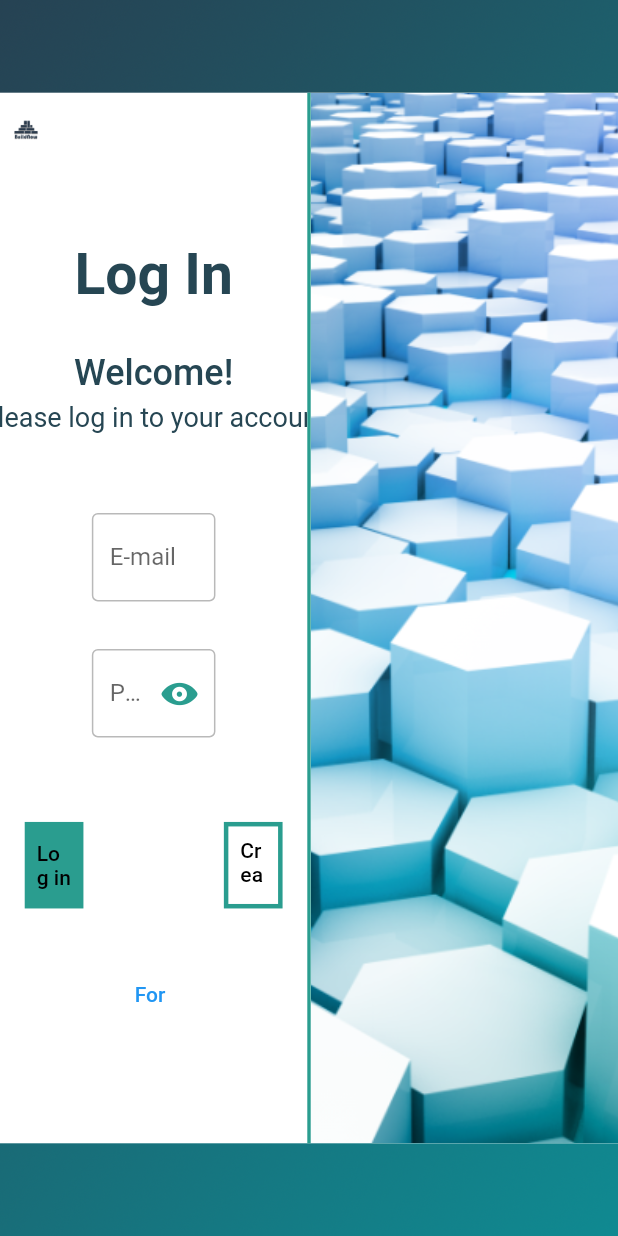
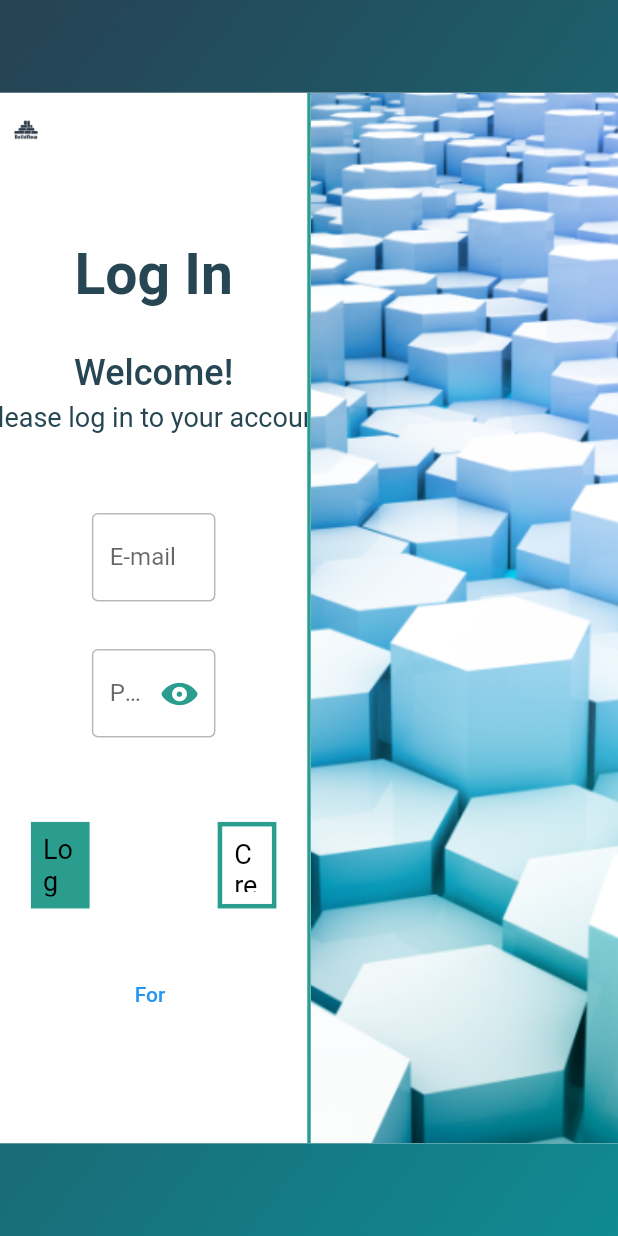
Before and after one commit to tudorkalisch/DpIT, a Flutter app: the screen it shows after launch, on a phone screen of 412 x 824 dp. Run offline on Flutter 3.47's test engine with Material 2 defaults, Android fonts, the phone set to English and light mode, and no system bars; our stand-ins replace email_validator.

Commit message:
Modified buttond design
Modified fontSize of text in logIn and Create account button and made smaller the distance between them

```diff
--- a/lib/loginpage/loginpage_form.dart
+++ b/lib/loginpage/loginpage_form.dart
@@ -179,18 +179,21 @@ class _MyWidgetState extends State<LoginPageForm> {
                 )),
             Positioned(
                 bottom: widget.screenHeight * 0.19,
-                left: widget.screenWidth * 0.04,
+                left: widget.screenWidth * 0.05,
                 child: Container(
                     width: widget.screenWidth * 0.095,
                     height: widget.screenHeight * 0.07,
                     color: Color(Constants.gradientBaseGreen),
                     child: TextButton(
-                        style: TextButton.styleFrom(primary: Colors.black),
+                        style: TextButton.styleFrom(
+                            primary: Colors.black,
+                            textStyle: TextStyle(fontSize: 18)
+                        ),
                         onPressed: logIn,
                         child: const Text("Log in")))),
             Positioned(
                 bottom: widget.screenHeight * 0.19,
-                right: widget.screenWidth * 0.04,
+                right: widget.screenWidth * 0.05,
                 child: Container(
                     width: widget.screenWidth * 0.095,
                     height: widget.screenHeight * 0.07,
@@ -199,7 +202,10 @@ class _MyWidgetState extends State<LoginPageForm> {
                             color: Color(Constants.gradientBaseGreen),
                             width: 3)),
                     child: TextButton(
-                        style: TextButton.styleFrom(primary: Colors.black),
+                        style: TextButton.styleFrom(
+                            primary: Colors.black,
+                            textStyle: TextStyle(fontSize: 18)
+                          ),
                         onPressed: () {},
                         child: const Text("Create account"))))
           ])),
```
